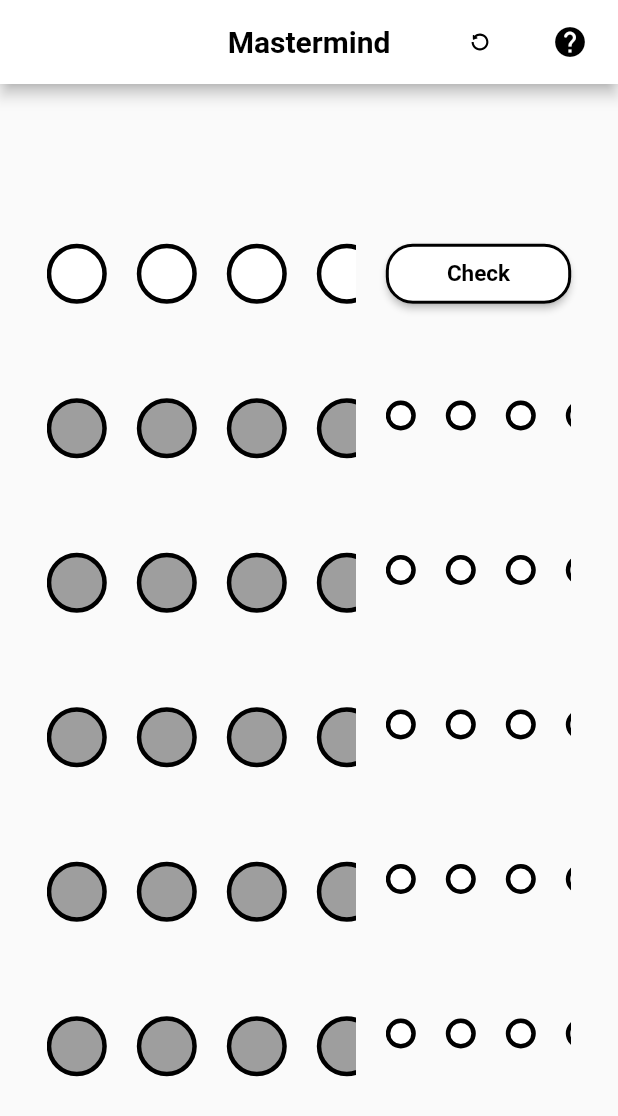
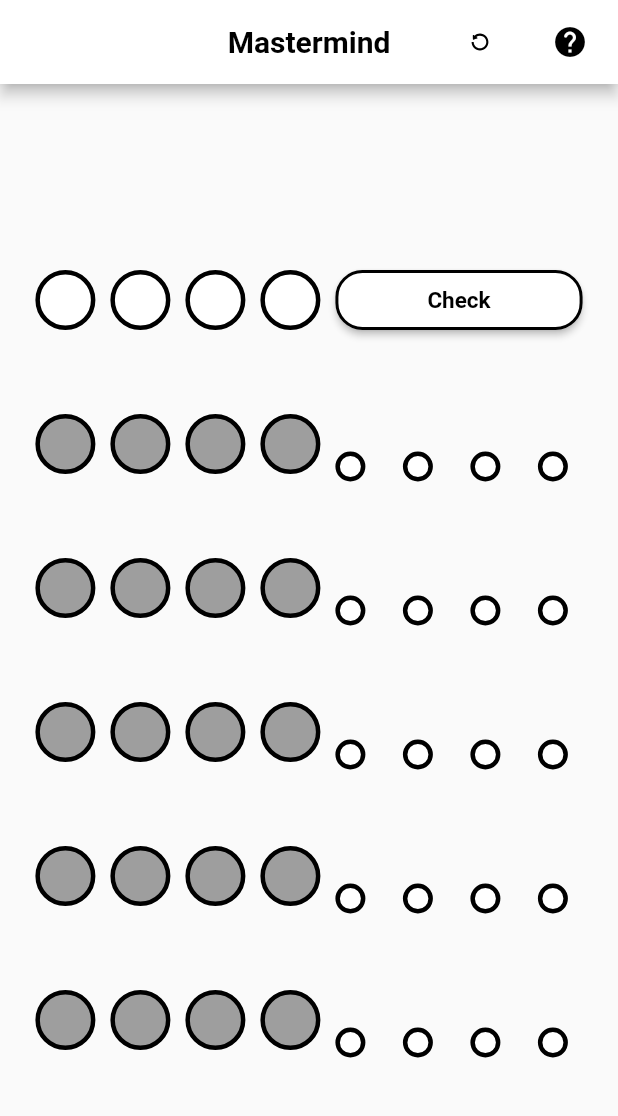
Before and after one commit to ramanverma2k/Mastermind, a Flutter app: the screen it shows after launch, on a phone screen of 412 x 824 dp. Shown: the top 1116 px of the screen. Run offline on Flutter 3.47's test engine with Material 2 defaults, Android fonts, the phone set to English and light mode, and no system bars; our stand-ins replace flutter_riverpod, lottie.

Commit message:
mastermind: responsive layout to support multiple screens and devices.

```diff
--- a/lib/screens/homepage.dart
+++ b/lib/screens/homepage.dart
@@ -29,7 +29,36 @@
         ],
         centerTitle: true,
       ),
-      body: const Board(),
+      body: LayoutBuilder(builder: (context, constraints) {
+        final double height = constraints.maxHeight;
+        final double width = constraints.maxWidth;
+
+        if (width < 390) {
+          return Padding(
+            padding: const EdgeInsets.all(10.0),
+            child: Board(
+              height: height,
+              width: width,
+            ),
+          );
+        } else if (width < 428) {
+          return Padding(
+            padding: const EdgeInsets.all(10.0),
+            child: Board(
+              height: height,
+              width: width,
+            ),
+          );
+        } else {
+          return Padding(
+            padding: const EdgeInsets.all(15.0),
+            child: Board(
+              height: height,
+              width: width,
+            ),
+          );
+        }
+      }),
     );
   }
 }
--- a/lib/widgets/board.dart
+++ b/lib/widgets/board.dart
@@ -1,33 +1,41 @@
 import 'package:flutter/material.dart';
 import 'package:mastermind/widgets/gameover_popup.dart';
-import 'package:mastermind/widgets/popup_window.dart';
 import 'package:mastermind/widgets/guessing_board.dart';
 import 'package:mastermind/widgets/hint_board.dart';
+import 'package:mastermind/widgets/popup_window.dart';
 import 'package:mastermind/widgets/win_popup.dart';
 
 class Board extends StatelessWidget {
-  const Board({Key? key}) : super(key: key);
+  const Board({Key? key, required this.height, required this.width})
+      : super(key: key);
+
+  final double height;
+  final double width;
 
   @override
   Widget build(BuildContext context) {
     return Stack(
       children: [
-        SizedBox(
-          height: MediaQuery.of(context).size.height,
-          width: MediaQuery.of(context).size.width,
-          child: Row(
-            mainAxisAlignment: MainAxisAlignment.center,
-            children: const [
-              // Guessing Board.
-              GuessingBoard(),
+        Row(
+          mainAxisAlignment: MainAxisAlignment.center,
+          children: [
+            // Guessing Board.
+            GuessingBoard(
+              height: height,
+              width: width,
+            ),
 
-              // Gap between the guessing board and the hint board.
-              SizedBox(width: 20),
+            // Gap between both boards
+            SizedBox(
+              width: width < 768 ? 10 : 20,
+            ),
 
-              // Hint board.
-              HintBoard(),
-            ],
-          ),
+            // Hint board.
+            HintBoard(
+              height: height,
+              width: width,
+            ),
+          ],
         ),
         const PopUpWindow(),
         const GameOverPopUp(),
--- a/lib/widgets/confirm_button.dart
+++ b/lib/widgets/confirm_button.dart
@@ -10,11 +10,25 @@
 
   @override
   Widget build(BuildContext context, WidgetRef ref) {
+    final double height = MediaQuery.of(context).size.height;
+    final double width = MediaQuery.of(context).size.width;
+
     return Padding(
-      padding: const EdgeInsets.symmetric(vertical: 23.0),
+      padding: EdgeInsets.symmetric(
+          vertical: width < 390 && height < 812
+              ? 17.0
+              : height > 768
+                  ? 43
+                  : 15.0),
       child: SizedBox(
         height: 40,
-        width: MediaQuery.of(context).size.width * 0.3,
+        width: width < 390
+            ? width * 0.41
+            : width > 768
+                ? width > 1080
+                    ? width * 0.1
+                    : width * 0.18
+                : width * 0.4,
         child: ElevatedButton(
           style: ButtonStyle(
             shape: MaterialStateProperty.all<RoundedRectangleBorder>(
--- a/lib/widgets/guessing_board.dart
+++ b/lib/widgets/guessing_board.dart
@@ -1,10 +1,15 @@
+import 'package:flutter/cupertino.dart';
 import 'package:flutter/material.dart';
 import 'package:flutter_riverpod/flutter_riverpod.dart';
 import 'package:mastermind/models/board_model.dart';
 import 'package:mastermind/utils/board_state.dart';
 
 class GuessingBoard extends ConsumerWidget {
-  const GuessingBoard({Key? key}) : super(key: key);
+  const GuessingBoard({Key? key, required this.height, required this.width})
+      : super(key: key);
+
+  final double height;
+  final double width;
 
   @override
   Widget build(BuildContext context, WidgetRef ref) {
@@ -19,11 +24,12 @@
       children: List.generate(
         6,
         (rowNum) => Row(
+          mainAxisAlignment: MainAxisAlignment.end,
+          mainAxisSize: MainAxisSize.min,
           key: Key('row_$rowNum'),
           children: [
             SizedBox(
-              height: MediaQuery.of(context).size.height / 8,
-              width: MediaQuery.of(context).size.width * 0.5,
+              height: height / 8,
               child: ListView.separated(
                 itemBuilder: (context, index) => current == rowNum
                     ? GestureDetector(
@@ -82,11 +88,12 @@
                           width: 40,
                         ),
                       ),
-                separatorBuilder: (context, index) => const SizedBox(
-                  width: 20,
+                separatorBuilder: (context, index) => SizedBox(
+                  width: width < 768 ? 10 : 20,
                 ),
                 itemCount: 4,
                 scrollDirection: Axis.horizontal,
+                shrinkWrap: true,
               ),
             ),
           ],
--- a/lib/widgets/hint_board.dart
+++ b/lib/widgets/hint_board.dart
@@ -4,7 +4,11 @@
 import 'package:mastermind/widgets/confirm_button.dart';
 
 class HintBoard extends ConsumerWidget {
-  const HintBoard({Key? key}) : super(key: key);
+  const HintBoard({Key? key, required this.height, required this.width})
+      : super(key: key);
+
+  final double height;
+  final double width;
 
   @override
   Widget build(BuildContext context, WidgetRef ref) {
@@ -16,6 +20,7 @@
 
     return Column(
       mainAxisAlignment: MainAxisAlignment.center,
+      crossAxisAlignment: CrossAxisAlignment.start,
       children: List.generate(
         6,
         (rowNum) => row == rowNum
@@ -23,9 +28,9 @@
             : Row(
                 key: Key('row_$rowNum'),
                 children: [
-                  SizedBox(
-                    height: MediaQuery.of(context).size.height / 8,
-                    width: MediaQuery.of(context).size.width * 0.3,
+                  Center(
+                    child: SizedBox(
+                      height: height / 8,
                       child: ListView.separated(
                         itemBuilder: (context, index) => DecoratedBox(
                           key: Key('cell_$rowNum$index'),
@@ -37,7 +42,8 @@
                                     ? Colors.green
                                     : !solution.contains(guess[rowNum]![index])
                                         ? Colors.white
-                                      : guess[rowNum]![index] != solution[index]
+                                        : guess[rowNum]![index] !=
+                                                solution[index]
                                             ? Colors.grey
                                             : Colors.white
                                 : Colors.white,
@@ -51,10 +57,16 @@
                             width: 20,
                           ),
                         ),
-                      separatorBuilder: (context, index) =>
-                          const SizedBox(width: 20),
+                        separatorBuilder: (context, index) => SizedBox(
+                            width: width < 768
+                                ? 25
+                                : width < 428
+                                    ? 15
+                                    : 20),
                         itemCount: 4,
                         scrollDirection: Axis.horizontal,
+                        shrinkWrap: true,
+                      ),
                     ),
                   ),
                 ],
```
Lines whose indentation alone changed are shown as unchanged.
